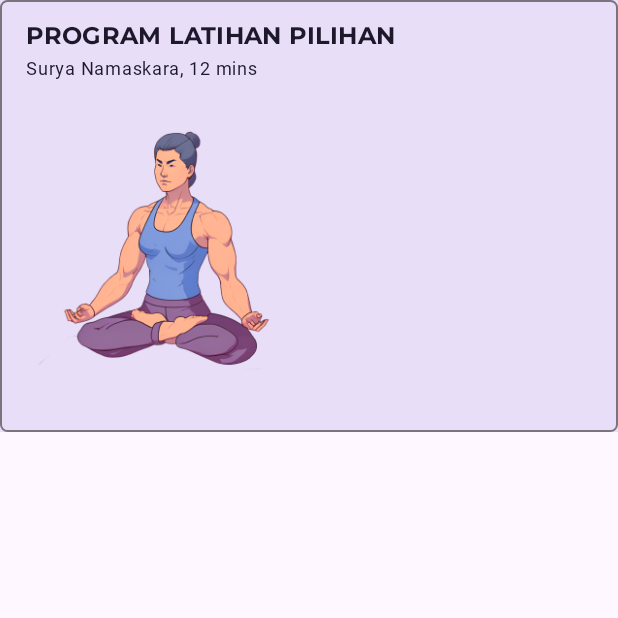
After one commit to NgurahArya/Yogmayi, an Android app built with Jetpack Compose: the composable MenuProgramPilihan shown on its own in the app's theme, on a phone screen of 412 x 824 dp, the top half of it. The commit adds this screen. Run offline under Robolectric (Android 15) with nearby library versions, the phone set to English and light mode, and no system bars; Roboto replaces fonts that are not available here.

Commit message:
Tambahan Menu Utama program pilihan

```diff
--- /dev/null
+++ b/app/src/main/java/com/yogahindu4011/ui/view/mainMenu/components/MenuProgramPilihan.kt
@@ -0,0 +1,66 @@
+package com.yogahindu4011.ui.view.mainMenu.components
+
+import androidx.compose.foundation.Image
+import androidx.compose.foundation.background
+import androidx.compose.foundation.border
+import androidx.compose.foundation.layout.Arrangement
+import androidx.compose.foundation.layout.Column
+import androidx.compose.foundation.layout.fillMaxWidth
+import androidx.compose.foundation.layout.height
+import androidx.compose.foundation.layout.padding
+import androidx.compose.foundation.layout.width
+import androidx.compose.foundation.shape.RoundedCornerShape
+import androidx.compose.material3.MaterialTheme
+import androidx.compose.material3.Text
+import androidx.compose.runtime.Composable
+import androidx.compose.ui.Alignment
+import androidx.compose.ui.Modifier
+import androidx.compose.ui.res.painterResource
+import androidx.compose.ui.text.font.FontWeight
+import androidx.compose.ui.tooling.preview.Preview
+import androidx.compose.ui.unit.dp
+import com.yogahindu4011.R
+import com.yogahindu4011.ui.theme.YogaHinduTheme
+
+@Composable
+fun MenuProgramPilihan(modifier: Modifier = Modifier){
+
+    Column (
+        verticalArrangement = Arrangement.spacedBy(0.dp, Alignment.CenterVertically),
+        horizontalAlignment = Alignment.Start,
+        modifier = Modifier
+            .border(
+                width = 1.dp,
+                color = MaterialTheme.colorScheme.outline,
+                shape = RoundedCornerShape(size = 5.dp)
+            )
+            .height(height = 288.dp)
+            .fillMaxWidth()
+            .background(color = MaterialTheme.colorScheme.secondaryContainer)
+            .padding(top = 10.dp ,start = 17.dp, bottom = 25.dp)
+    ) {
+        Text(
+            text = "PROGRAM LATIHAN PILIHAN",
+            style = MaterialTheme.typography.labelLarge,
+            color = MaterialTheme.colorScheme.onSecondaryContainer,
+            modifier = Modifier
+                .padding(bottom = 5.dp)
+        )
+        //ganti dynamic
+        Text(
+            text = "Surya Namaskara, 12 mins",
+            style = MaterialTheme.typography.labelSmall.copy(fontWeight = FontWeight.Normal),
+            color = MaterialTheme.colorScheme.onSecondaryContainer,
+            modifier = Modifier
+                .padding(bottom = 12.dp)
+        )
+
+        Image(
+            painter = painterResource(id = R.drawable.ic_face_posture_sit),
+            contentDescription = null,
+            modifier = Modifier
+                .width(194.dp)
+                .height(194.dp)
+        )
+    }
+}
--- a/app/src/main/java/com/yogahindu4011/ui/view/mainMenu/components/MenuTotalLatihan.kt
+++ b/app/src/main/java/com/yogahindu4011/ui/view/mainMenu/components/MenuTotalLatihan.kt
@@ -40,7 +40,7 @@
             contentDescription = null,
             tint = MaterialTheme.colorScheme.onSecondaryContainer,
             modifier = Modifier
-                .padding(start = 8.dp, end = 7.dp)
+                .padding(start = 17.dp, end = 7.dp)
         )
         Text(
             text = "TOTAL LATIHAN",
```
Also changed, not shown: app/src/main/java/com/yogahindu4011/ui/view/mainMenu/MainMenuPage.kt (+5 -41 lines), app/src/main/res/drawable-nodpi/ic_face_posture_sit.png (added).
